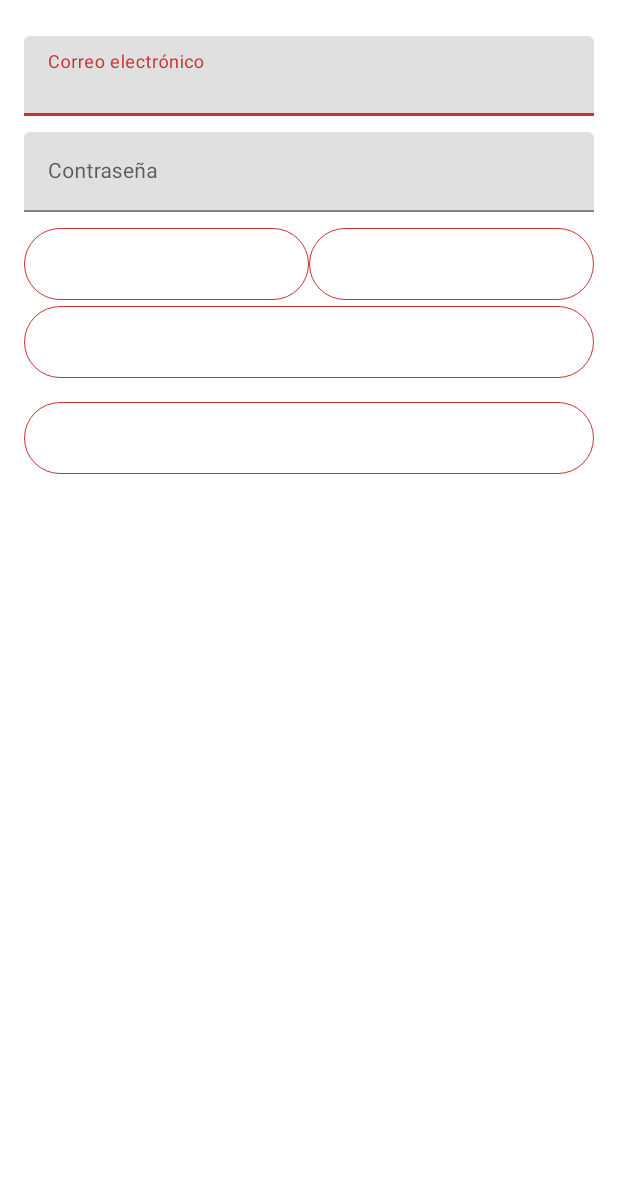
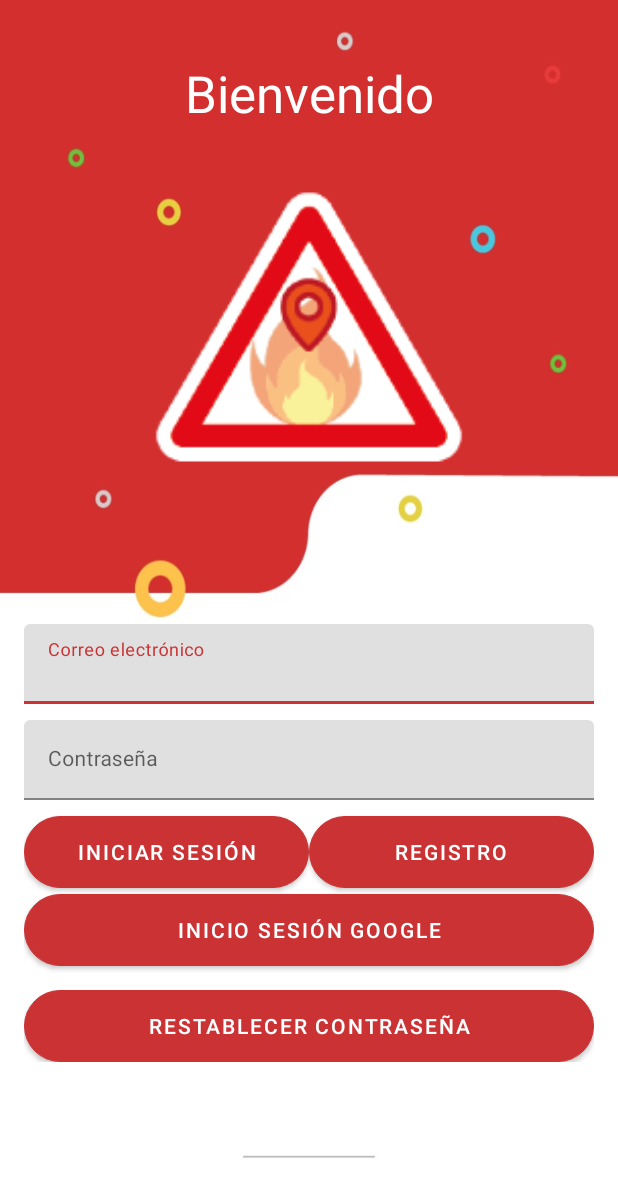
Before and after one commit to frsierrag/DangerZone, an Android app: the layout activity_login.xml on its own in the app's theme, with its tools: preview values and no code run, on a phone screen of 412 x 824 dp. Shown: the top 1197 px of the screen. Run offline under Robolectric (Android 15) with nearby library versions, the phone set to English and light mode, and no system bars.

Commit message:
Creating styles on DangerZone 1. Put front1.png & front2.jpeg background styles. 2. Create splash_screen.xml & transicion_vista_splash.xml. 3. Create Splash class. 4. Update AndroidManifest.xml to launch from Splash screen. 5. Update activity_login.xml to show the logo and a new background style. 6. Update boton_personalizado.xml to change color on button. 7. Update dark themes into themes.xml.

```diff
--- a/app/src/main/res/drawable/boton_personalizado.xml
+++ b/app/src/main/res/drawable/boton_personalizado.xml
@@ -11,14 +11,15 @@
         <shape android:shape="rectangle">
             <corners android:radius="25.0dip" />
             <stroke android:width="0.2dip" android:color="@color/teal_200" />
-            <solid android:color="@color/white" />
+            <solid android:color="@color/fire" />
         </shape>
     </item>
     <item>
         <shape android:shape="rectangle">
             <corners android:radius="25.0dip" />
-            <stroke android:width="0.2dip" android:color="@color/purple_200" />
-            <solid android:color="@android:color/transparent" />
+            <stroke android:width="0.2dip" android:color="@color/white" />
+            <!--<solid android:color="@android:color/transparent" />-->
+            <solid android:color="@color/red_200" />
         </shape>
     </item>
 </selector>
--- a/app/src/main/res/layout/activity_login.xml
+++ b/app/src/main/res/layout/activity_login.xml
@@ -4,22 +4,50 @@
     xmlns:app="http://schemas.android.com/apk/res-auto"
     android:id="@+id/contenedor"
     android:layout_width="match_parent"
-    android:layout_height="match_parent">
+    android:layout_height="match_parent"
+    android:background="@drawable/front2">
 
     <androidx.constraintlayout.widget.ConstraintLayout
         android:layout_width="match_parent"
         android:layout_height="match_parent"
         android:layout_margin="16dp">
 
+        <TextView
+            android:id="@+id/textView"
+            android:layout_width="wrap_content"
+            android:layout_height="wrap_content"
+            android:fontFamily="sans-serif"
+            android:text="Bienvenido"
+            android:textColor="#FFFFFF"
+            android:textSize="34sp"
+            app:layout_constraintBottom_toTopOf="@+id/imageView"
+            app:layout_constraintEnd_toEndOf="parent"
+            app:layout_constraintHorizontal_bias="0.5"
+            app:layout_constraintStart_toStartOf="parent"
+            app:layout_constraintTop_toTopOf="parent" />
+
+        <ImageView
+            android:id="@+id/imageView"
+            android:layout_width="220dp"
+            android:layout_height="220dp"
+            android:layout_marginBottom="380dp"
+            android:gravity="top"
+            android:scaleType="fitCenter"
+            android:src="@mipmap/icon_app_foreground"
+            app:layout_constraintBottom_toBottomOf="parent"
+            app:layout_constraintEnd_toEndOf="parent"
+            app:layout_constraintStart_toStartOf="parent" />
+
         <com.google.android.material.textfield.TextInputLayout
             android:id="@+id/til_correo"
             android:layout_width="match_parent"
             android:layout_height="wrap_content"
-            android:layout_marginTop="8dp"
+            android:layout_marginTop="400dp"
             android:minHeight="?android:attr/actionBarSize"
             android:transitionGroup="true"
             app:layout_constraintLeft_toLeftOf="parent"
             app:layout_constraintTop_toTopOf="parent">
+
             <EditText
                 android:id="@+id/correo"
                 android:layout_width="match_parent"
@@ -27,6 +55,7 @@
                 android:hint="Correo electrónico"
                 android:imeOptions="actionNext"
                 android:inputType="textEmailAddress"
+                android:textColor="@color/fire"
                 android:textSize="14dp" />
         </com.google.android.material.textfield.TextInputLayout>
 
@@ -44,6 +73,7 @@
                 android:layout_width="match_parent"
                 android:layout_height="wrap_content"
                 android:hint="Contraseña"
+                android:textColor="@color/fire"
                 android:imeOptions="actionDone"
                 android:inputType="textPassword"
                 android:textSize="14dp" />
@@ -57,6 +87,7 @@
             android:background="@drawable/boton_personalizado"
             android:onClick="inicioSesionCorreo"
             android:text="Iniciar Sesión"
+            android:textColor="@color/white"
             app:layout_constraintLeft_toLeftOf="parent"
             app:layout_constraintRight_toLeftOf="@+id/registro"
             app:layout_constraintTop_toBottomOf="@id/til_contraseña" />
@@ -67,6 +98,7 @@
             android:background="@drawable/boton_personalizado"
             android:onClick="registroCorreo"
             android:text="Registro"
+            android:textColor="@color/white"
             app:layout_constraintLeft_toRightOf="@+id/inicio_sesión"
             app:layout_constraintRight_toRightOf="parent"
             app:layout_constraintTop_toTopOf="@+id/inicio_sesión" />
@@ -77,10 +109,12 @@
             android:layout_marginTop="4dp"
             android:onClick="autentificarGoogle"
             android:text="Inicio Sesión Google"
+            android:textColor="@color/white"
             android:gravity="center"
             android:background="@drawable/boton_personalizado"
             android:drawableStart="@drawable/googleg_standard_color_18"
-            android:drawableLeft="@drawable/googleg_standard_color_18"
+            android:drawableEnd="@drawable/googleg_standard_color_18"
+            android:drawablePadding="@dimen/text_margin"
             app:layout_constraintLeft_toLeftOf="parent"
             app:layout_constraintRight_toRightOf="parent"
             app:layout_constraintTop_toBottomOf="@+id/registro"/>
@@ -92,6 +126,7 @@
             android:background="@drawable/boton_personalizado"
             android:onClick="restablecer_contra"
             android:text="RESTABLECER CONTRASEÑA"
+            android:textColor="@color/white"
             app:layout_constraintEnd_toEndOf="parent"
             app:layout_constraintStart_toStartOf="parent"
             app:layout_constraintTop_toBottomOf="@+id/button2" />
--- a/app/src/main/res/values-night/themes.xml
+++ b/app/src/main/res/values-night/themes.xml
@@ -19,6 +19,8 @@
         <item name="colorOnPrimary">@color/black</item>
         <item name="windowActionBar">false</item>
         <item name="windowNoTitle">true</item>
+        <item name="android:textColorHint">@color/browser_actions_title_color</item>
+        <item name="android:textColor">@color/browser_actions_title_color</item>
     </style>
     <style name="AppTheme.DangerZone.AppBarOverlay" parent="ThemeOverlay.AppCompat.Dark.ActionBar" />
     <style name="AppTheme.DangerZone.PopupOverlay" parent="ThemeOverlay.AppCompat.Light" />
```
Also changed, not shown: app/src/main/AndroidManifest.xml (+10 -0 lines), app/src/main/java/com/grupo5/dangerzone/presentation/Splash.java (added, +33 -0 lines), app/src/main/res/anim/transicion_vista_splash.xml (added, +19 -0 lines), app/src/main/res/layout/splash_screen.xml (added, +32 -0 lines), app/src/main/res/drawable/front1.png (added), app/src/main/res/drawable/front2.jpeg (added).
